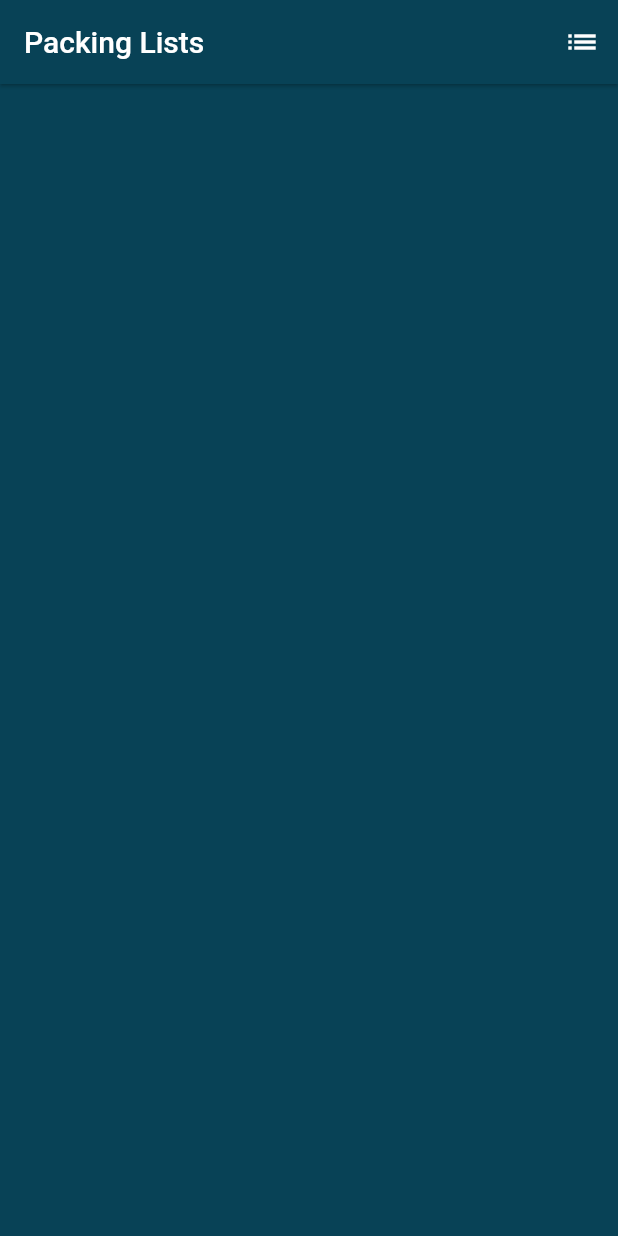
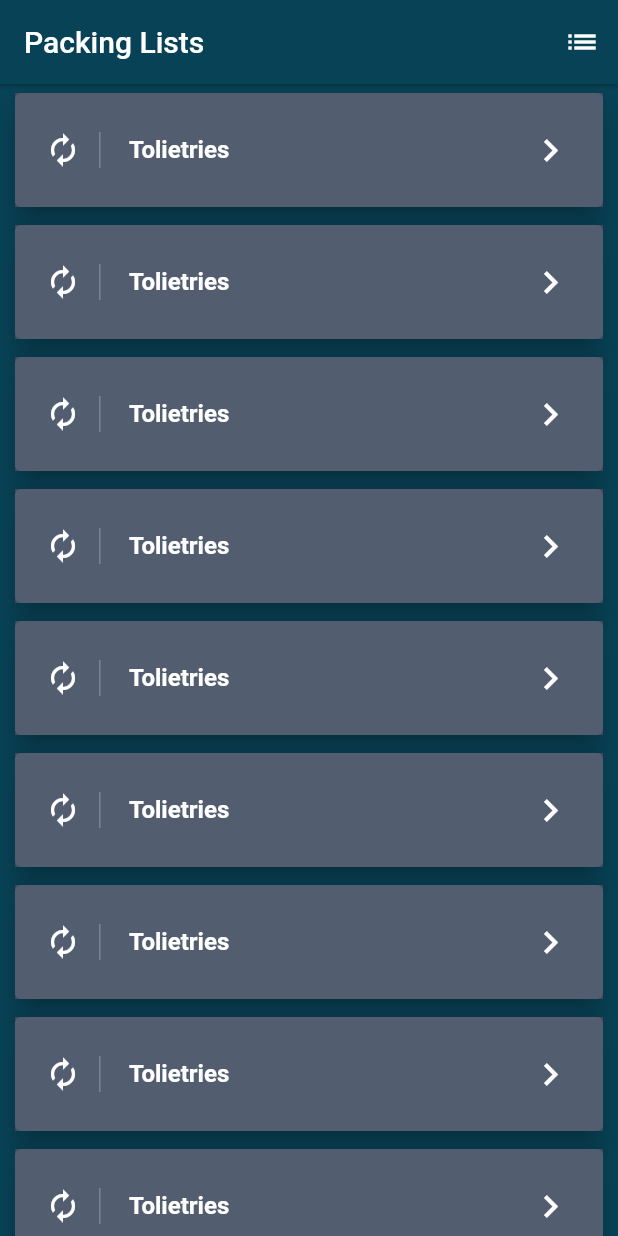
Before and after one commit to acm-projects/Travel-Buddy, a Flutter app: the ListPage screen opened directly, on a phone screen of 412 x 824 dp. Run offline on Flutter 3.47's test engine with Material 2 defaults, Android fonts, the phone set to English and light mode, and no system bars; our stand-ins replace firebase_auth, firebase_database, shared_preferences, table_calendar; accounts and stored records are empty.

Commit message:
Added list tiles. Need to add packing list data.

```diff
--- a/lib/screens/packinglist.dart
+++ b/lib/screens/packinglist.dart
@@ -1,4 +1,5 @@
 import 'package:flutter/material.dart';
+import 'package:flutter/rendering.dart';
 
 void main() => runApp(new PackingList());
 
@@ -24,7 +25,6 @@ class ListPage extends StatefulWidget {
 }
 
 class _ListPageState extends State<ListPage> {
-
   @override
   Widget build(BuildContext context) {
     final topAppBar = AppBar(
@@ -38,10 +38,44 @@ class _ListPageState extends State<ListPage> {
         )
       ],
     );
+    final makeListTile = ListTile(
+        contentPadding: EdgeInsets.symmetric(horizontal: 20.0, vertical: 10.0),
+        leading: Container(
+          padding: EdgeInsets.only(right: 12.0),
+          decoration: new BoxDecoration(
+              border: new Border(
+                  right: new BorderSide(width: 1.0, color: Colors.white24))),
+          child: Icon(Icons.autorenew, color: Colors.white),
+        ),
+        title: Text(
+          "Tolietries",
+          style: TextStyle(color: Colors.white, fontWeight: FontWeight.bold),
+        ),
+        trailing:
+            Icon(Icons.keyboard_arrow_right, color: Colors.white, size: 30));
 
+    final makeCard = Card(
+      elevation: 8.0,
+      margin: new EdgeInsets.symmetric(horizontal: 10.0, vertical: 6.0),
+      child: Container(
+        decoration: BoxDecoration(color: Color.fromRGBO(64, 75, 96, .9)),
+        child: makeListTile,
+      ),
+    );
+    final makeBody = Container(
+      child: ListView.builder(
+        scrollDirection: Axis.vertical,
+        shrinkWrap: true,
+        itemCount: 10,
+        itemBuilder: (BuildContext context, int index) {
+          return makeCard;
+        },
+      ),
+    );
     // TODO: implement build
     return Scaffold(
       backgroundColor: Color.fromRGBO(8, 66, 86, 1.0),
+      body: makeBody,
       appBar: topAppBar,
     );
   }
```
